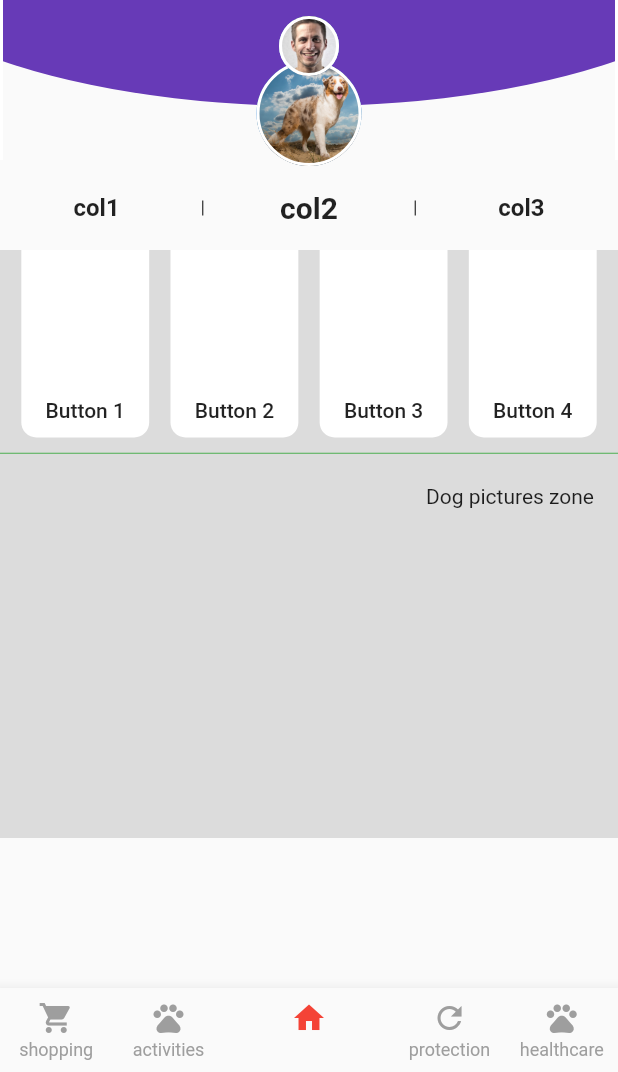
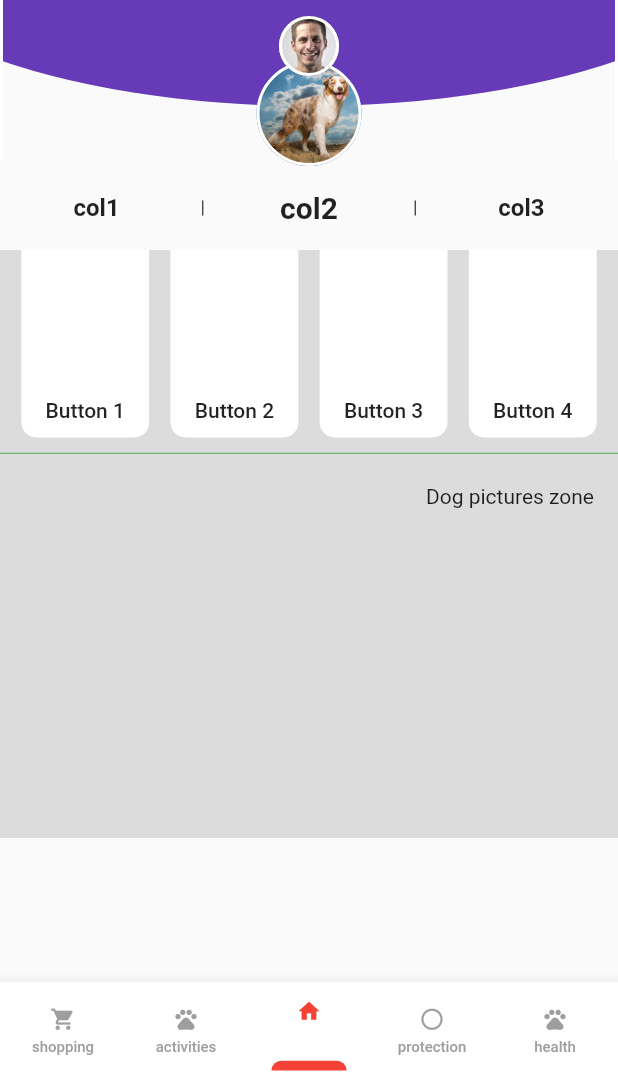
Before and after one commit to AndreyMokryj/flutter_ui_test, a Flutter app: the screen it shows after launch, on a phone screen of 412 x 824 dp, the part 164-1236 px from its top. Run offline on Flutter 3.47's test engine with Material 2 defaults, Android fonts, the phone set to English and light mode, and no system bars.

Commit message:
Changed bottom bar

```diff
--- a/lib/home.dart
+++ b/lib/home.dart
@@ -130,13 +130,6 @@ class HomePage extends StatelessWidget {
                         fontWeight: FontWeight.bold
                     ),
                   ),
-//                    trailing: SizedBox(
-//                      child: VerticalDivider(
-//                        width: 1,
-//                        color: Colors.black,
-//                      ),
-//                      height: 10,
-//                    ),
                 ),
                 flex: 10,
               ),
@@ -159,13 +152,6 @@ class HomePage extends StatelessWidget {
                       fontSize: 20,
                     ),
                   ),
-//                    trailing: SizedBox(
-//                      child: VerticalDivider(
-//                        width: 1,
-//                        color: Colors.black,
-//                      ),
-//                      height: 10,
-//                    ),
                 ),
                 flex: 10,
               ),
@@ -188,13 +174,6 @@ class HomePage extends StatelessWidget {
                         fontWeight: FontWeight.bold
                     ),
                   ),
-//                    leading: SizedBox(
-//                      child: VerticalDivider(
-//                        width: 1,
-//                        color: Colors.black,
-//                      ),
-//                      height: 10,
-//                    ),
                 ),
               ),
             ],
@@ -372,52 +351,110 @@ class HomePage extends StatelessWidget {
         ],
       ),
 
-//      Navigation bar
-      bottomNavigationBar: BottomNavigationBar(
-//          type: BottomNavigationBarType.shifting,
-        selectedItemColor: Colors.red,
-        unselectedItemColor: Colors.grey,
-        currentIndex: 2,
-//          showSelectedLabels: false,
-        showSelectedLabels: true,
-        showUnselectedLabels: true,
-//        selectedLabelStyle: TextStyle(
-//          decoration: TextDecoration.underline,
-//
-//        ),
-        backgroundColor: Colors.yellow,
-
-        items: [
-          BottomNavigationBarItem(
-            icon: Icon(Icons.shopping_cart),
-            title: Text(
-              "shopping",
+      bottomNavigationBar: BottomAppBar(
+//        shape: AutomaticNotchedShape(BeveledRectangleBorder(), StadiumBorder(),),
+        child: Container(
+          padding: EdgeInsets.all(1),
+          height: 60,
+          child: Row(
+            children: <Widget>[
+              //0
+              Expanded(
+                child: FlatButton(
+                  child: Column(
+                    children: <Widget>[
+                      SizedBox(
+                        height: 15,
+                      ),
+                      Expanded(
+                        child: Icon(Icons.shopping_cart,
+                          size: 17,
+                          color: Colors.grey,
                         ),
                       ),
-          BottomNavigationBarItem(
-            icon: Icon(Icons.pets),
-            title: Text(
-              "activities",
+                      SizedBox(
+                        height: 8,
+                      ),
+                      Expanded(
+                        child: Text(
+                          "shopping",
+                          style: TextStyle(
+                            fontSize: 10,
+                            color: Colors.grey
+                          ),
+                        ),
+                      ),
+                      SizedBox(
+                        height: 8,
+                      ),
+
+                    ],
+                  ),
+                  onPressed: () => _onTap(0, context),
                 ),
               ),
 
-          BottomNavigationBarItem(
-            icon: Icon(Icons.home),
-            title: Container(
-              height: 30,
+              //1
+              Expanded(
+                child: FlatButton(
                   child: Column(
                     children: <Widget>[
                       SizedBox(
-                    height: 20,
+                        height: 15,
+                      ),
+                      Expanded(
+                        child: Icon(Icons.pets,
+                          size: 17,
+                          color: Colors.grey,
+                        ),
+                      ),
+                      SizedBox(
+                        height: 8,
+                      ),
+                      Expanded(
+                        child: Text(
+                          "activities",
+                          style: TextStyle(
+                              fontSize: 10,
+                              color: Colors.grey
+                          ),
+                        ),
+                      ),
+                      SizedBox(
+                        height: 8,
+                      ),
+
+                    ],
+                  ),
+                  onPressed: () => _onTap(1, context),
+                ),
+              ),
+
+              //2
+              Expanded(
+                child: FlatButton(
+                  child: Column(
+                    children: <Widget>[
+                      SizedBox(
+                        height: 10,
+                      ),
+                      Expanded(
+                        child: Icon(Icons.home,
+                          size: 17,
+                          color: Colors.red,
+                        ),
+                      ),
+
+                      SizedBox(
+                        height: 35,
                       ),
                       Expanded(
                           child: Container(
-                        height: 50,
-                        width: 80,
+                            height: 100,
                             decoration: BoxDecoration(
                               borderRadius: BorderRadius.only(
-                            topLeft: Radius.circular(25),
-                            topRight: Radius.circular(25),
+                                topLeft: Radius.circular(50),
+                                topRight: Radius.circular(50),
                               ),
                               color: Colors.red,
 
@@ -425,26 +462,88 @@ class HomePage extends StatelessWidget {
                           )
                       )
 
+
                     ],
                   ),
-
+                  onPressed: () => _onTap(2, context),
                 ),
               ),
 
-          BottomNavigationBarItem(
-            icon: Icon(Icons.refresh),
-            title: Text(
-              "protection",
+              //3
+              Expanded(
+                child: FlatButton(
+                  child: Column(
+                    children: <Widget>[
+                      SizedBox(
+                        height: 15,
+                      ),
+                      Expanded(
+                        child: Icon(Icons.radio_button_unchecked,
+                          size: 17,
+                          color: Colors.grey,
                         ),
                       ),
-          BottomNavigationBarItem(
-            icon: Icon(Icons.pets),
-            title: Text(
-              "healthcare",
+                      SizedBox(
+                        height: 8,
+                      ),
+                      Expanded(
+                        child: Text(
+                          "protection",
+                          style: TextStyle(
+                              fontSize: 10,
+                              color: Colors.grey
+                          ),
+                        ),
+                      ),
+                      SizedBox(
+                        height: 8,
+                      ),
+
+                    ],
+                  ),
+                  onPressed: () => _onTap(3, context),
+                ),
+              ),
+
+              //4
+              Expanded(
+                child: FlatButton(
+                  child: Column(
+                    children: <Widget>[
+                      SizedBox(
+                        height: 15,
+                      ),
+                      Expanded(
+                        child: Icon(Icons.pets,
+                          size: 17,
+                          color: Colors.grey,
+                        ),
+                      ),
+                      SizedBox(
+                        height: 8,
+                      ),
+                      Expanded(
+                        child: Text(
+                          "health",
+                          style: TextStyle(
+                              fontSize: 10,
+                              color: Colors.grey
+                          ),
+                        ),
+                      ),
+                      SizedBox(
+                        height: 8,
+                      ),
+
+                    ],
+                  ),
+                  onPressed: () => _onTap(4, context),
                 ),
               ),
             ],
-        onTap: (index) => _onTap(index, context),
+          ),
+        )
+
       ),
     );
   }
```
Lines whose indentation alone changed are shown as unchanged.
